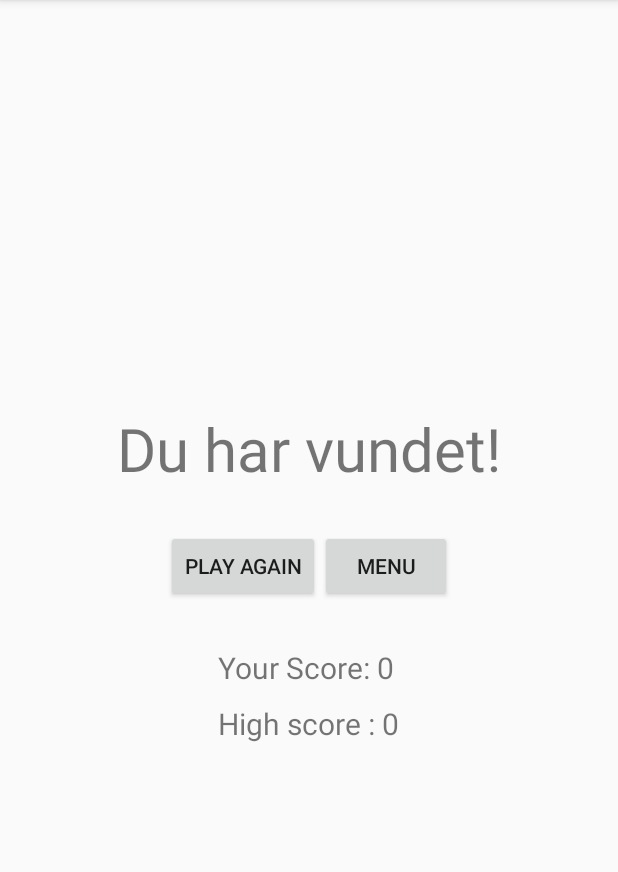
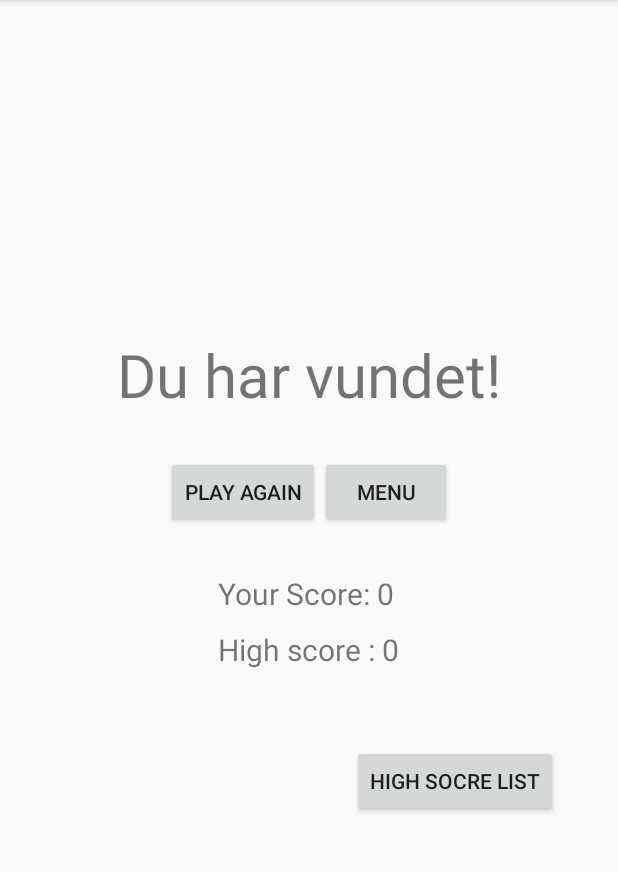
Before and after one commit to C4yz/galgeleg, an Android app: the Player_has_won screen opened directly, with no data from a screen before it, on a phone screen of 412 x 824 dp, the part 84-956 px from its top. Run offline under Robolectric (Android 15) with nearby library versions, the phone set to English and light mode, and no system bars; 2 statements that could not run were skipped.

Commit message:
Began somw work on the recycler View and made the ArrayList to a JSON obj.

```diff
--- a/app/build.gradle
+++ b/app/build.gradle
@@ -30,6 +30,8 @@ dependencies {
     implementation fileTree(dir: "libs", include: ["*.jar"])
     implementation 'androidx.appcompat:appcompat:1.2.0'
     implementation 'androidx.constraintlayout:constraintlayout:2.0.1'
+    implementation 'com.google.code.gson:gson:2.8.2'
+    implementation 'androidx.recyclerview:recyclerview:1.1.0'
     testImplementation 'junit:junit:4.12'
     androidTestImplementation 'androidx.test.ext:junit:1.1.2'
     androidTestImplementation 'androidx.test.espresso:espresso-core:3.3.0'
--- a/app/src/main/res/layout/activity_player_has_won.xml
+++ b/app/src/main/res/layout/activity_player_has_won.xml
@@ -70,5 +70,21 @@
 
     </LinearLayout>
 
+    <LinearLayout
+        android:layout_width="wrap_content"
+        android:layout_height="wrap_content"
+        android:layout_gravity="right">
+
+        <Button
+            android:id="@+id/highScoreButton"
+            android:layout_width="wrap_content"
+            android:layout_height="wrap_content"
+            android:layout_marginTop="50dp"
+            android:text="High Socre List"/>
+
+    </LinearLayout>
+
+
+
 
 </LinearLayout>
```
Also changed, not shown: app/src/main/AndroidManifest.xml (+12 -7 lines), app/src/main/java/com/example/galgeleg/MyAdapter.java (added, +36 -0 lines), app/src/main/java/com/example/galgeleg/activities/HighScore.java (added, +69 -0 lines), app/src/main/java/com/example/galgeleg/activities/Player_has_won.java (+8 -2 lines), app/src/main/res/layout/activity_high_score.xml (added, +11 -0 lines).
